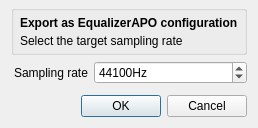
Before: the Qt Designer form src/widget/EapoExportDialog.ui in timschneeb/DDCToolbox, drawn with Qt 5.
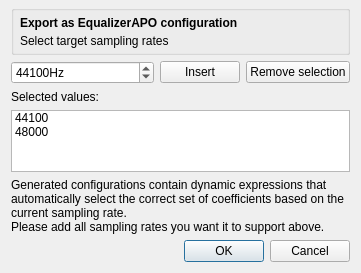
After: the same form once the commit is applied.

Commit message: EAPO: Export using dynamic eval statements to support multiple samplerates with a single config file

Patch:
```diff
--- a/src/widget/EapoExportDialog.ui
+++ b/src/widget/EapoExportDialog.ui
@@ -6,8 +6,8 @@
    <rect>
     <x>0</x>
     <y>0</y>
-    <width>257</width>
-    <height>128</height>
+    <width>361</width>
+    <height>273</height>
    </rect>
   </property>
   <property name="windowTitle">
@@ -68,7 +68,7 @@
         <item>
          <widget class="QLabel" name="label_3">
           <property name="text">
-           <string>Select the target sampling rate</string>
+           <string>Select target sampling rates</string>
           </property>
          </widget>
         </item>
@@ -78,22 +78,12 @@
     </widget>
    </item>
    <item>
-    <layout class="QFormLayout" name="formLayout">
-     <property name="leftMargin">
-      <number>3</number>
-     </property>
+    <layout class="QHBoxLayout" name="horizontalLayout_2" stretch="9,0,0">
      <property name="topMargin">
       <number>0</number>
      </property>
-     <item row="0" column="0">
-      <widget class="QLabel" name="label">
-       <property name="text">
-        <string>Sampling rate</string>
-       </property>
-      </widget>
-     </item>
-     <item row="0" column="1">
-      <widget class="QSpinBox" name="spinBox">
+     <item>
+      <widget class="QSpinBox" name="rateInput">
        <property name="suffix">
         <string>Hz</string>
        </property>
@@ -108,8 +98,65 @@
        </property>
       </widget>
      </item>
+     <item>
+      <widget class="QPushButton" name="rateInsert">
+       <property name="text">
+        <string>Insert</string>
+       </property>
+      </widget>
+     </item>
+     <item>
+      <widget class="QPushButton" name="rateRemove">
+       <property name="minimumSize">
+        <size>
+         <width>100</width>
+         <height>0</height>
+        </size>
+       </property>
+       <property name="text">
+        <string>Remove selection</string>
+       </property>
+      </widget>
+     </item>
     </layout>
    </item>
+   <item>
+    <widget class="QLabel" name="label">
+     <property name="text">
+      <string>Selected values:</string>
+     </property>
+    </widget>
+   </item>
+   <item>
+    <widget class="QListWidget" name="rateList">
+     <property name="selectionMode">
+      <enum>QAbstractItemView::MultiSelection</enum>
+     </property>
+     <property name="selectionBehavior">
+      <enum>QAbstractItemView::SelectRows</enum>
+     </property>
+     <item>
+      <property name="text">
+       <string>44100</string>
+      </property>
+     </item>
+     <item>
+      <property name="text">
+       <string>48000</string>
+      </property>
+     </item>
+    </widget>
+   </item>
+   <item>
+    <widget class="QLabel" name="label_4">
+     <property name="text">
+      <string>&lt;html&gt;&lt;head/&gt;&lt;body&gt;&lt;p&gt;Generated configurations contain dynamic expressions that automatically select the correct set of coefficients based on the current sampling rate.&lt;br/&gt;Please add all sampling rates you want it to support above.&lt;/p&gt;&lt;/body&gt;&lt;/html&gt;</string>
+     </property>
+     <property name="wordWrap">
+      <bool>true</bool>
+     </property>
+    </widget>
+   </item>
    <item>
     <spacer name="verticalSpacer">
      <property name="orientation">
```
The commit also changes 5 other files.
